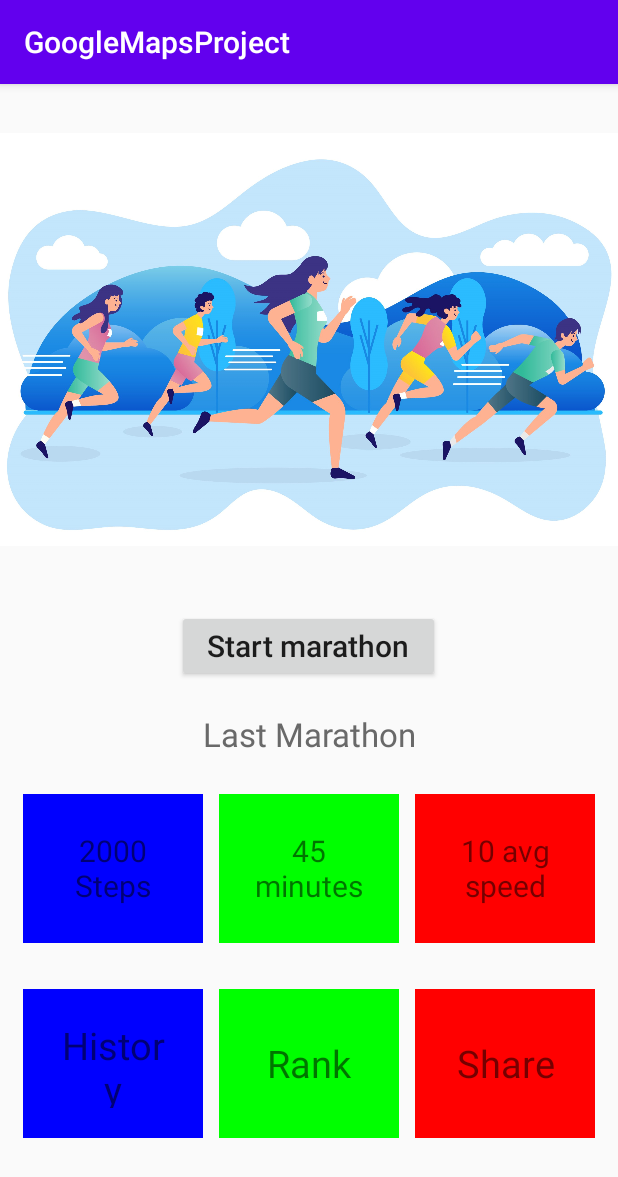
After one commit to C713Gb/GoogleApiProject, an Android app: the MapDashboardActivity screen opened directly, with no data from a screen before it, on a phone screen of 412 x 824 dp. The commit adds this screen. Shown: the top 1177 px of the screen. Run offline under Robolectric (Android 15) with nearby library versions, the phone set to English and light mode, and no system bars.

Commit message:
Updated Project

```diff
--- a/app/src/main/java/com/example/googlemapsproject/MainActivity.java
+++ b/app/src/main/java/com/example/googlemapsproject/MapActivity.java
@@ -2,7 +2,6 @@ package com.example.googlemapsproject;
 
 import androidx.annotation.NonNull;
 import androidx.annotation.Nullable;
-import androidx.appcompat.app.AppCompatActivity;
 import androidx.core.app.ActivityCompat;
 import androidx.core.content.ContextCompat;
 import androidx.fragment.app.FragmentActivity;
@@ -10,7 +9,6 @@ import androidx.fragment.app.FragmentActivity;
 import android.Manifest;
 import android.app.PendingIntent;
 import android.content.Context;
-import android.content.Intent;
 import android.content.pm.PackageManager;
 import android.graphics.Color;
 import android.location.Address;
@@ -18,7 +16,6 @@ import android.location.Criteria;
 import android.location.Geocoder;
 import android.location.Location;
 import android.location.LocationManager;
-import android.net.Uri;
 import android.os.AsyncTask;
 import android.os.Build;
 import android.os.Bundle;
@@ -34,7 +31,6 @@ import com.google.android.gms.location.GeofencingRequest;
 import com.google.android.gms.location.LocationRequest;
 import com.google.android.gms.location.LocationServices;
 import com.google.android.gms.location.LocationListener;
-import com.google.android.gms.maps.CameraUpdate;
 import com.google.android.gms.maps.CameraUpdateFactory;
 import com.google.android.gms.maps.GoogleMap;
 import com.google.android.gms.maps.OnMapReadyCallback;
@@ -57,13 +53,12 @@ import java.io.IOException;
 import java.io.InputStream;
 import java.io.InputStreamReader;
 import java.net.HttpURLConnection;
-import java.net.MalformedURLException;
 import java.net.URL;
 import java.util.ArrayList;
 import java.util.HashMap;
 import java.util.List;
 
-public class MainActivity extends FragmentActivity
+public class MapActivity extends FragmentActivity
         implements OnMapReadyCallback, GoogleApiClient.ConnectionCallbacks, GoogleApiClient.OnConnectionFailedListener,
         LocationListener {
 
@@ -80,7 +75,7 @@ public class MainActivity extends FragmentActivity
     private Marker currentUserLocationMarker;
     private static final int Request_User_Location_Code = 99;
     private String s1, s2;
-    private SearchView searchView;
+//    private SearchView searchView;
 
     private int BACKGROUND_LOCATION_ACCESS_REQUEST_CODE = 10002;
 
@@ -89,7 +84,7 @@ public class MainActivity extends FragmentActivity
         super.onCreate(savedInstanceState);
         setContentView(R.layout.activity_main);
 
-        searchView = findViewById(R.id.location_search);
+//        searchView = findViewById(R.id.location_search);
 
         if (Build.VERSION.SDK_INT >= Build.VERSION_CODES.M) {
             checkUserLocationPermission();
@@ -103,35 +98,35 @@ public class MainActivity extends FragmentActivity
         geofencingClient = LocationServices.getGeofencingClient(this);
         geofenceHelper = new GeofenceHelper(this);
 
-        searchView.setOnQueryTextListener(new SearchView.OnQueryTextListener() {
-            @Override
-            public boolean onQueryTextSubmit(String query) {
-                String location = searchView.getQuery().toString();
-                List<Address> addressList = null;
-                if (location != null || !location.equals("")) {
-                    Geocoder geocoder = new Geocoder(MainActivity.this);
-                    try {
-                        addressList = geocoder.getFromLocationName(location, 1);
-                    } catch (IOException e) {
-                        e.printStackTrace();
-                    }
-                    Address address = addressList.get(0);
-                    LatLng latLng = new LatLng(address.getLatitude(), address.getLongitude());
-                    s1 = Double.toString(address.getLatitude());
-                    s2 = Double.toString(address.getLongitude());
-                    mMap.addMarker(new MarkerOptions().position(latLng).title(location).icon
-                            (BitmapDescriptorFactory.defaultMarker(BitmapDescriptorFactory.HUE_AZURE)));
-                    mMap.animateCamera(CameraUpdateFactory.newLatLngZoom(latLng, 10f));
-                }
-
-                return false;
-            }
-
-            @Override
-            public boolean onQueryTextChange(String newText) {
-                return false;
-            }
-        });
+//        searchView.setOnQueryTextListener(new SearchView.OnQueryTextListener() {
+//            @Override
+//            public boolean onQueryTextSubmit(String query) {
+//                String location = searchView.getQuery().toString();
+//                List<Address> addressList = null;
+//                if (location != null || !location.equals("")) {
+//                    Geocoder geocoder = new Geocoder(MapActivity.this);
+//                    try {
+//                        addressList = geocoder.getFromLocationName(location, 1);
+//                    } catch (IOException e) {
+//                        e.printStackTrace();
+//                    }
+//                    Address address = addressList.get(0);
+//                    LatLng latLng = new LatLng(address.getLatitude(), address.getLongitude());
+//                    s1 = Double.toString(address.getLatitude());
+//                    s2 = Double.toString(address.getLongitude());
+//                    mMap.addMarker(new MarkerOptions().position(latLng).title(location).icon
+//                            (BitmapDescriptorFactory.defaultMarker(BitmapDescriptorFactory.HUE_AZURE)));
+//                    mMap.animateCamera(CameraUpdateFactory.newLatLngZoom(latLng, 10f));
+//                }
+//
+//                return false;
+//            }
+//
+//            @Override
+//            public boolean onQueryTextChange(String newText) {
+//                return false;
+//            }
+//        });
 
     }
 
@@ -428,7 +423,7 @@ public class MainActivity extends FragmentActivity
             String duration = "";
 
             if (lists.size()<1) {
-                Toast.makeText(MainActivity.this, "No lists", Toast.LENGTH_SHORT).show();
+                Toast.makeText(MapActivity.this, "No lists", Toast.LENGTH_SHORT).show();
                 return;
             }
 
@@ -453,7 +448,7 @@ public class MainActivity extends FragmentActivity
                     polylineOptions.color(Color.BLUE);
                     polylineOptions.geodesic(true);
                 } else {
-                    Toast.makeText(MainActivity.this, "Path not found", Toast.LENGTH_SHORT).show();
+                    Toast.makeText(MapActivity.this, "Path not found", Toast.LENGTH_SHORT).show();
                 }
 
 
@@ -462,7 +457,7 @@ public class MainActivity extends FragmentActivity
             if (polylineOptions!=null) {
                 mMap.addPolyline(polylineOptions);
             }else {
-                Toast.makeText(MainActivity.this, "Direction not found", Toast.LENGTH_SHORT).show();
+                Toast.makeText(MapActivity.this, "Direction not found", Toast.LENGTH_SHORT).show();
             }
 
         }
--- /dev/null
+++ b/app/src/main/java/com/example/googlemapsproject/MapDashboardActivity.java
@@ -0,0 +1,14 @@
+package com.example.googlemapsproject;
+
+import androidx.appcompat.app.AppCompatActivity;
+
+import android.os.Bundle;
+
+public class MapDashboardActivity extends AppCompatActivity {
+
+    @Override
+    protected void onCreate(Bundle savedInstanceState) {
+        super.onCreate(savedInstanceState);
+        setContentView(R.layout.activity_map_dashboard);
+    }
+}
--- a/app/src/main/res/layout/activity_main.xml
+++ b/app/src/main/res/layout/activity_main.xml
@@ -6,18 +6,18 @@
     android:name="com.google.android.gms.maps.SupportMapFragment"
     android:layout_width="match_parent"
     android:layout_height="match_parent"
-    tools:context=".MainActivity"
+    tools:context=".MapActivity"
     android:orientation="vertical">
 
-    <SearchView
-        android:layout_width="match_parent"
-        android:layout_height="wrap_content"
-        android:id="@+id/location_search"
-        android:elevation="5dp"
-        android:queryHint="Search"
-        android:iconifiedByDefault="false"
-        android:background="#ffffff"
-        android:focusable="false"/>
+<!--    <SearchView-->
+<!--        android:layout_width="match_parent"-->
+<!--        android:layout_height="wrap_content"-->
+<!--        android:id="@+id/location_search"-->
+<!--        android:elevation="5dp"-->
+<!--        android:queryHint="Search"-->
+<!--        android:iconifiedByDefault="false"-->
+<!--        android:background="#ffffff"-->
+<!--        android:focusable="false"/>-->
 
     <fragment
         android:id="@+id/map"
--- /dev/null
+++ b/app/src/main/res/layout/activity_map_dashboard.xml
@@ -0,0 +1,199 @@
+<?xml version="1.0" encoding="utf-8"?>
+<RelativeLayout xmlns:android="http://schemas.android.com/apk/res/android"
+    xmlns:app="http://schemas.android.com/apk/res-auto"
+    xmlns:tools="http://schemas.android.com/tools"
+    android:layout_width="match_parent"
+    android:layout_height="match_parent"
+    tools:context=".MapDashboardActivity">
+
+    <LinearLayout
+        android:layout_width="match_parent"
+        android:layout_height="wrap_content"
+        android:orientation="vertical"
+        android:layout_above="@id/lastMarathon">
+
+        <ImageView
+            android:id="@+id/marathonImg"
+            android:layout_width="match_parent"
+            android:layout_height="wrap_content"
+            android:src="@drawable/marathoncropped"
+            android:layout_weight="1"/>
+
+        <Button
+            android:id="@+id/startMarathon"
+            android:layout_width="wrap_content"
+            android:layout_height="wrap_content"
+            android:layout_gravity="center"
+            android:textSize="20sp"
+            android:text="Start marathon"
+            android:textAllCaps="false"
+            android:paddingLeft="20dp"
+            android:paddingRight="20dp"
+            android:layout_margin="10dp"/>
+
+    </LinearLayout>
+
+
+
+    <LinearLayout
+        android:id="@+id/lastMarathon"
+        android:layout_width="match_parent"
+        android:layout_height="wrap_content"
+        android:orientation="vertical"
+        android:layout_alignParentBottom="true"
+        android:layout_marginBottom="50dp">
+
+        <TextView
+            android:layout_width="match_parent"
+            android:layout_height="wrap_content"
+            android:text="Last Marathon"
+            android:textColor="#696969"
+            android:textSize="22sp"
+            android:gravity="center"
+            android:padding="10dp"/>
+
+        <LinearLayout
+            android:layout_width="match_parent"
+            android:layout_height="130dp"
+            android:orientation="horizontal"
+            android:padding="10dp">
+
+            <LinearLayout
+                android:layout_width="match_parent"
+                android:layout_height="match_parent"
+                android:orientation="vertical"
+                android:layout_weight="1"
+                android:layout_margin="5dp"
+                android:padding="10dp"
+                android:background="#0000ff">
+
+                <TextView
+                    android:id="@+id/stepsWalked"
+                    android:layout_width="match_parent"
+                    android:layout_height="match_parent"
+                    android:text="2000 Steps"
+                    android:gravity="center"
+                    android:textSize="20sp"
+                    android:padding="10dp"/>
+
+            </LinearLayout>
+
+            <LinearLayout
+                android:layout_width="match_parent"
+                android:layout_height="match_parent"
+                android:orientation="vertical"
+                android:layout_weight="1"
+                android:layout_margin="5dp"
+                android:padding="10dp"
+                android:background="#00ff00">
+
+                <TextView
+                    android:id="@+id/activeTime"
+                    android:layout_width="match_parent"
+                    android:layout_height="match_parent"
+                    android:text="45 minutes"
+                    android:gravity="center"
+                    android:textSize="20sp"
+                    android:padding="10dp"/>
+
+            </LinearLayout>
+
+            <LinearLayout
+                android:layout_width="match_parent"
+                android:layout_height="match_parent"
+                android:orientation="vertical"
+                android:layout_weight="1"
+                android:layout_margin="5dp"
+                android:padding="10dp"
+                android:background="#ff0000">
+
+                <TextView
+                    android:id="@+id/averageSpeed"
+                    android:layout_width="match_parent"
+                    android:layout_height="match_parent"
+                    android:text="10 avg speed"
+                    android:gravity="center"
+                    android:textSize="20sp"
+                    android:padding="10dp"/>
+
+            </LinearLayout>
+
+        </LinearLayout>
+
+        <LinearLayout
+            android:layout_width="match_parent"
+            android:layout_height="130dp"
+            android:orientation="horizontal"
+            android:padding="10dp">
+
+            <LinearLayout
+                android:layout_width="match_parent"
+                android:layout_height="match_parent"
+                android:orientation="vertical"
+                android:layout_weight="1"
+                android:layout_margin="5dp"
+                android:padding="10dp"
+                android:background="#0000ff"
+                android:clickable="true">
+
+                <TextView
+                    android:id="@+id/historyOfMarathon"
+                    android:layout_width="match_parent"
+                    android:layout_height="match_parent"
+                    android:text="History"
+                    android:gravity="center"
+                    android:textSize="25sp"
+                    android:padding="10dp"
+                    android:clickable="true"/>
+
+            </LinearLayout>
+
+            <LinearLayout
+                android:layout_width="match_parent"
+                android:layout_height="match_parent"
+                android:orientation="vertical"
+                android:layout_weight="1"
+                android:layout_margin="5dp"
+                android:padding="10dp"
+                android:background="#00ff00"
+                android:clickable="true">
+
+                <TextView
+                    android:id="@+id/rankInMarathon"
+                    android:layout_width="match_parent"
+                    android:layout_height="match_parent"
+                    android:text="Rank"
+                    android:gravity="center"
+                    android:textSize="25sp"
+                    android:padding="10dp"
+                    android:clickable="true"/>
+
+            </LinearLayout>
+
+            <LinearLayout
+                android:layout_width="match_parent"
+                android:layout_height="match_parent"
+                android:orientation="vertical"
+                android:layout_weight="1"
+                android:layout_margin="5dp"
+                android:padding="10dp"
+                android:background="#ff0000"
+                android:clickable="true">
+
+                <TextView
+                    android:id="@+id/shareApp"
+                    android:layout_width="match_parent"
+                    android:layout_height="match_parent"
+                    android:text="Share"
+                    android:gravity="center"
+                    android:textSize="25sp"
+                    android:padding="10dp"
+                    android:clickable="true"/>
+
+            </LinearLayout>
+
+        </LinearLayout>
+
+    </LinearLayout>
+
+</RelativeLayout>
```
Also changed, not shown: app/src/main/AndroidManifest.xml (+5 -3 lines), app/src/main/res/drawable/marathoncropped.jpg (added).
